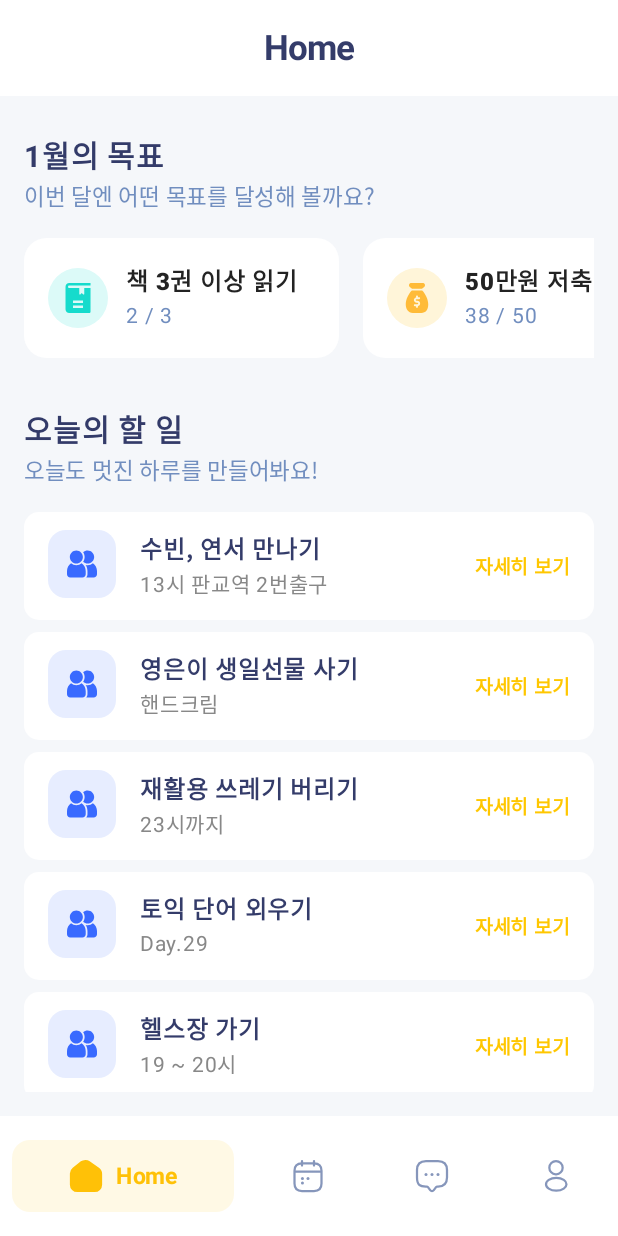
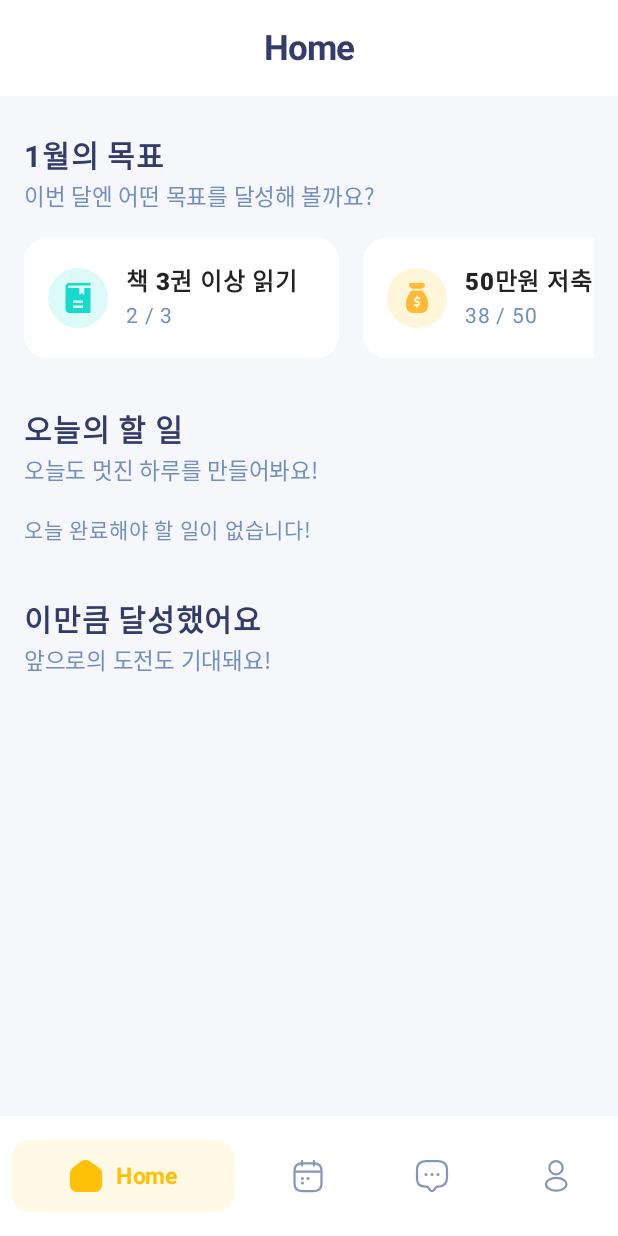
Before and after one commit to yesue2/Pico-App, an Android app built with Jetpack Compose: the HomeScreen screen opened through its navigation route, on a phone screen of 412 x 824 dp. Run offline under Robolectric (Android 15) with nearby library versions, the phone set to English and light mode, and no system bars.

Commit message:
:sparkles: feat: Home 화면에서 오늘의 할 일 보여주기 기능 추가

```diff
--- a/app/src/main/java/com/example/pico/data/daily/DailyTodoDao.kt
+++ b/app/src/main/java/com/example/pico/data/daily/DailyTodoDao.kt
@@ -23,15 +23,17 @@ interface DailyTodoDao {
     fun getCompletedDailyTodos(): Flow<List<DailyTodoEntity>>
 
     // 모든 데이터 삭제
-    @Query("DELETE FROM daily_table")
+    @Query("delete from daily_table")
     suspend fun deleteAllTodos()
 
     // id별 데이터 삭제 => Detail 화면
-    @Query("DELETE FROM daily_table WHERE id = :todoId")
+    @Query("delete from daily_table where id = :todoId")
     suspend fun deleteDailyTodoById(todoId: Int)
 
     // id별 데이터 조회 => Detail 화면
-    @Query("SELECT * FROM daily_table WHERE id = :todoId")
+    @Query("select * from daily_table where id = :todoId")
     suspend fun getDailyTodoById(todoId: Int): DailyTodoEntity?
 
+    @Query("select * from daily_table where dueDate between :startOfDay and :endOfDay order by importance asc")
+    fun getTodayTodos(startOfDay: Long, endOfDay: Long): Flow<List<DailyTodoEntity>>
 }
--- a/app/src/main/java/com/example/pico/repository/DailyTodoRepository.kt
+++ b/app/src/main/java/com/example/pico/repository/DailyTodoRepository.kt
@@ -36,4 +36,8 @@ class DailyTodoRepository(private val dailyTodoDao: DailyTodoDao) {
     suspend fun getDailyTodoById(todoId: Int): DailyTodoEntity? {
         return dailyTodoDao.getDailyTodoById(todoId)
     }
+
+    fun getTodayTodos(startOfDay: Long, endOfDay: Long): Flow<List<DailyTodoEntity>> {
+        return dailyTodoDao.getTodayTodos(startOfDay, endOfDay)
+    }
 }
--- a/app/src/main/java/com/example/pico/ui/views/HomeScreen.kt
+++ b/app/src/main/java/com/example/pico/ui/views/HomeScreen.kt
@@ -1,6 +1,5 @@
 package com.example.pico.ui.views
 
-import android.content.res.Configuration
 import androidx.compose.foundation.background
 import androidx.compose.foundation.layout.Arrangement
 import androidx.compose.foundation.layout.Column
@@ -16,14 +15,13 @@ import androidx.compose.material3.Scaffold
 import androidx.compose.material3.Text
 import androidx.compose.runtime.Composable
 import androidx.compose.runtime.LaunchedEffect
+import androidx.compose.runtime.collectAsState
 import androidx.compose.ui.Modifier
 import androidx.compose.ui.res.painterResource
 import androidx.compose.ui.text.font.FontWeight
-import androidx.compose.ui.tooling.preview.Preview
 import androidx.compose.ui.unit.dp
 import androidx.compose.ui.unit.sp
 import androidx.navigation.NavController
-import androidx.navigation.compose.rememberNavController
 import com.example.pico.R
 import com.example.pico.ui.components.BottomAppBar
 import com.example.pico.ui.components.GoalCard
@@ -31,17 +29,16 @@ import com.example.pico.ui.components.TaskCard
 import com.example.pico.ui.components.TopAppBar
 import com.example.pico.ui.theme.BackBlue
 import com.example.pico.ui.theme.BackGreen
+import com.example.pico.ui.theme.BackPink
 import com.example.pico.ui.theme.BackYellow
-import com.example.pico.ui.theme.PicoTheme
 import com.example.pico.viewmodel.DailyTodoViewModel
 
 @Composable
 fun HomeScreen(navController: NavController, viewModel: DailyTodoViewModel) {
 
-    // Home 들어오면 room database 자동 삭제
-/*    LaunchedEffect(Unit) {
-        viewModel.deleteAllTodos()
-    }*/
+    LaunchedEffect(Unit) {
+        viewModel.loadTodayTodos()
+    }
 
     Scaffold(
         topBar = { TopAppBar(screen = "Home") },
@@ -60,7 +57,7 @@ fun HomeScreen(navController: NavController, viewModel: DailyTodoViewModel) {
             }
 
             item {
-                TodayTasksSection()
+                TodayTasksSection(viewModel)
             }
 
             item {
@@ -106,7 +103,9 @@ fun MonthlyGoalSection() {
 }
 
 @Composable
-fun TodayTasksSection() {
+fun TodayTasksSection(viewModel: DailyTodoViewModel) {
+    val todayTasks = viewModel.todayTodos.collectAsState(initial = emptyList()).value
+
     Column(
         modifier = Modifier
             .fillMaxWidth()
@@ -126,26 +125,41 @@ fun TodayTasksSection() {
 
         Spacer(modifier = Modifier.height(16.dp))
 
-        val tasks = listOf(
-            "수빈, 연서 만나기" to "13시 판교역 2번출구",
-            "영은이 생일선물 사기" to "핸드크림",
-            "재활용 쓰레기 버리기" to "23시까지",
-            "토익 단어 외우기" to "Day.29",
-            "헬스장 가기" to "19 ~ 20시"
-        )
+        if (todayTasks.isEmpty()) {
+            Text(
+                text = "오늘 완료해야 할 일이 없습니다!",
+                fontSize = 14.sp,
+                color = MaterialTheme.colorScheme.onPrimary
+            )
+        } else {
+            Column(verticalArrangement = Arrangement.spacedBy(8.dp)) {
+                todayTasks.forEach { task ->
+                    val (iconResId, backgroundColor) = when (task.category) {
+                        1 -> R.drawable.ic_company to BackBlue
+                        2 -> R.drawable.ic_personal to BackPink
+                        3 -> R.drawable.ic_shopping to BackYellow
+                        4 -> R.drawable.ic_study to BackGreen
+                        5 -> R.drawable.ic_friend to BackBlue
+                        6 -> R.drawable.ic_invest to BackYellow
+                        7 -> R.drawable.ic_health to BackGreen
+                        8 -> R.drawable.ic_hobby to BackPink
+                        9 -> R.drawable.ic_housework to BackPink
+                        10 -> R.drawable.ic_etc to BackYellow
+                        else -> R.drawable.ic_etc to BackYellow
+                    }
 
-        Column(verticalArrangement = Arrangement.spacedBy(8.dp)) {
-            tasks.forEach { (title, detail) ->
-                TaskCard(
-                    title = title,
-                    detail = detail,
-                    painterResource(id = R.drawable.ic_friend),
-                    BackBlue
-                )
+                    TaskCard(
+                        title = task.title,
+                        detail = task.description,
+                        icon = painterResource(id = iconResId),
+                        backgroundColor = backgroundColor
+                    )
+                }
             }
         }
     }
 }
+
 
 @Composable
 fun AchievementChartSection() {
--- a/app/src/main/java/com/example/pico/viewmodel/DailyTodoViewModel.kt
+++ b/app/src/main/java/com/example/pico/viewmodel/DailyTodoViewModel.kt
@@ -12,6 +12,8 @@ import kotlinx.coroutines.flow.StateFlow
 import kotlinx.coroutines.flow.map
 import kotlinx.coroutines.flow.stateIn
 import kotlinx.coroutines.launch
+import java.util.Calendar
+
 
 
 class DailyTodoViewModel(private val repository: DailyTodoRepository) : ViewModel() {
@@ -31,6 +33,33 @@ class DailyTodoViewModel(private val repository: DailyTodoRepository) : ViewMode
         repository.getCompletedDailyTodos()
             .map { it } // 필요 시 추가 처리 가능
             .stateIn(viewModelScope, SharingStarted.WhileSubscribed(5000), emptyList())
+
+
+    // 오늘 할 일 리스트
+    private val _todayTodos = MutableStateFlow<List<DailyTodoEntity>>(emptyList())
+    val todayTodos: StateFlow<List<DailyTodoEntity>> get() = _todayTodos
+
+    // 오늘 할 일 가져오기
+    fun loadTodayTodos() {
+        viewModelScope.launch {
+            val calendar = Calendar.getInstance()
+            calendar.set(Calendar.HOUR_OF_DAY, 0)
+            calendar.set(Calendar.MINUTE, 0)
+            calendar.set(Calendar.SECOND, 0)
+            calendar.set(Calendar.MILLISECOND, 0)
+            val startOfDay = calendar.timeInMillis
+
+            calendar.set(Calendar.HOUR_OF_DAY, 23)
+            calendar.set(Calendar.MINUTE, 59)
+            calendar.set(Calendar.SECOND, 59)
+            calendar.set(Calendar.MILLISECOND, 999)
+            val endOfDay = calendar.timeInMillis
+
+            repository.getTodayTodos(startOfDay, endOfDay).collect { todos ->
+                _todayTodos.value = todos
+            }
+        }
+    }
 
     // 모든 Todos 삭제
     fun deleteAllTodos() {
```
